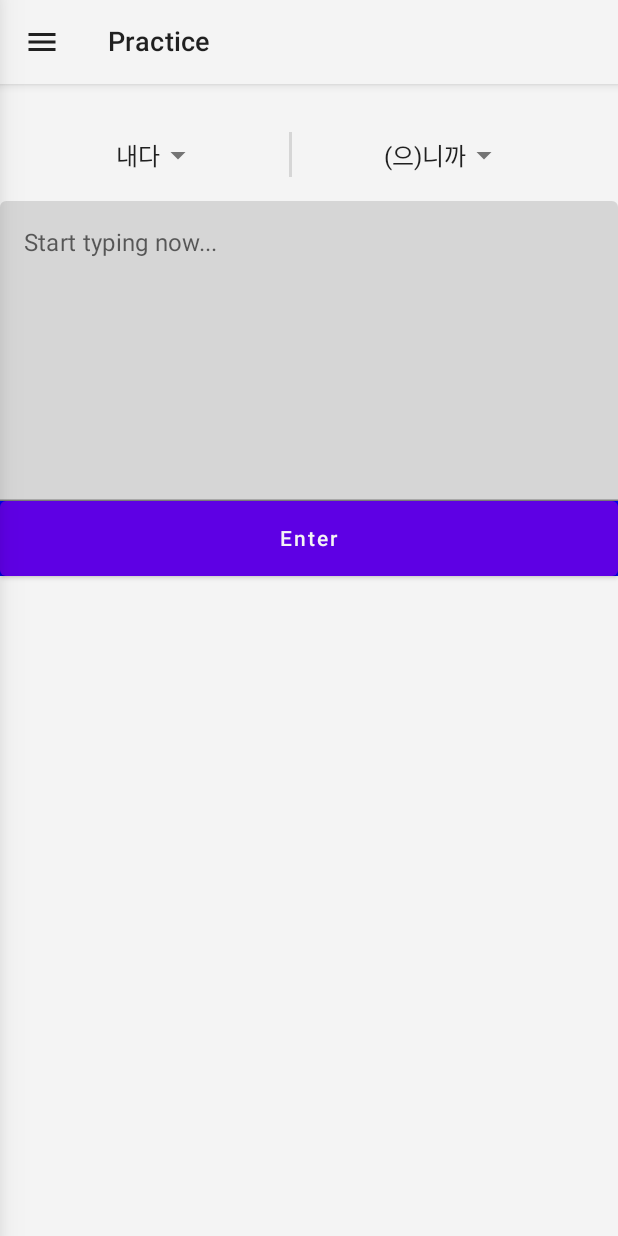
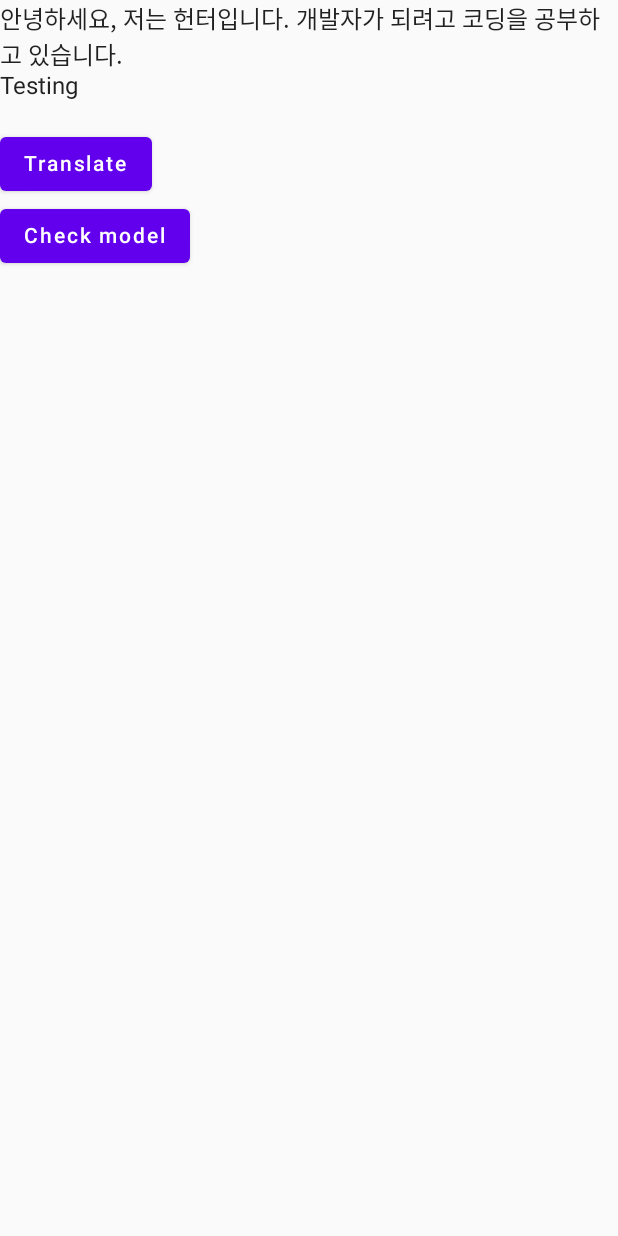
Before and after one commit to HunterKF/Korean-Compose, an Android app built with Jetpack Compose: the screen it shows after launch (MainActivity), on a phone screen of 412 x 824 dp. Run offline under Robolectric (Android 15) with nearby library versions, the phone set to English and light mode, and no system bars; libraries missing offline, so code that uses them is left out: com.google.mlkit.common, com.google.mlkit.nl.

Commit message:
Updates: - Added translate to project. It works, kind of. I had to put the mutablestates in an odd way, so I will have to revisit them. As of right now, everything is in translatescreen, and has no function otherwise.
To-Do:
- Start on Google Translate.

```diff
--- a/app/src/main/java/com/example/koreancompose/MainActivity.kt
+++ b/app/src/main/java/com/example/koreancompose/MainActivity.kt
@@ -4,6 +4,12 @@ import android.os.Bundle
 import android.view.WindowManager
 import androidx.activity.ComponentActivity
 import androidx.activity.compose.setContent
+import androidx.compose.runtime.Composable
+import androidx.compose.runtime.DisposableEffect
+import androidx.compose.ui.platform.LocalLifecycleOwner
+import androidx.lifecycle.Lifecycle
+import androidx.lifecycle.LifecycleEventObserver
+import com.example.koreancompose.screens.TranslateScreen
 import com.example.koreancompose.screens.jsonfiles.LoadJsonGrammar
 import com.example.koreancompose.screens.jsonfiles.LoadJsonWords
 import com.example.koreancompose.ui.theme.KoreanComposeTheme
@@ -17,10 +23,30 @@ class MainActivity : ComponentActivity() {
         setContent {
 
             KoreanComposeTheme {
+
                 LoadJsonWords()
                 LoadJsonGrammar()
-                Navigation()
+//                Navigation()
+                TranslateScreen()
             }
         }
     }
 }
+
+
+//@Composable
+//fun TranslateScreen() {
+//
+//    val lifecycleOwner = LocalLifecycleOwner.current
+//
+//    DisposableEffect(Unit) {
+//        val lifecycleObserver = LifecycleEventObserver { _, event ->
+//            if (event == Lifecycle.Event.ON_STOP) {
+//                // close Translator & Recognizer here
+//            }
+//        }
+//
+//        lifecycleOwner.lifecycle.addObserver(lifecycleObserver)
+//        onDispose { lifecycleOwner.lifecycle.removeObserver(lifecycleObserver) }
+//    }
+//}
--- a/app/src/main/java/com/example/koreancompose/ViewModel.kt
+++ b/app/src/main/java/com/example/koreancompose/ViewModel.kt
@@ -67,6 +67,9 @@ class ViewModel : ViewModel() {
     var allWords: ModelJSONWord = ModelJSONWord()
     var allGrammar: ModelJSONGrammar = ModelJSONGrammar()
 
+    //isClicked for Favorite fun
+    var isClicked = mutableStateOf(false)
+
 
     //Random function, requires an end parameter so you can check the size of the array.
     private fun rand(end: Int): Int {
@@ -130,4 +133,7 @@ class ViewModel : ViewModel() {
 
     }
 
+    //Translate stuff
+    var translatedText = mutableStateOf("Testing")
+
 }
--- a/app/src/main/java/com/example/koreancompose/database/StoredItemsRepository.kt
+++ b/app/src/main/java/com/example/koreancompose/database/StoredItemsRepository.kt
@@ -6,7 +6,7 @@ import kotlinx.coroutines.*
 
 class StoredItemsRepository(private val storedItemDao: StoredItemsDao) {
     val readAllData: LiveData<List<StoredItem>> = storedItemDao.getAllItems()
-    private val coroutineScope = CoroutineScope(Dispatchers.Main)
+    private val coroutineScope = CoroutineScope(Dispatchers.IO)
 
     suspend fun addStoredItem(storedItem: StoredItem) {
         storedItemDao.insert(storedItem)
--- a/app/src/main/java/com/example/koreancompose/screens/practicescreen/CustomItem.kt
+++ b/app/src/main/java/com/example/koreancompose/screens/practicescreen/CustomItem.kt
@@ -42,7 +42,7 @@ fun CustomItem(
     val context = LocalContext.current
     val application = context.applicationContext as Application
 
-    var isClicked = remember { mutableStateOf(false)}
+    var isClicked = viewModel.isClicked
     Card(
         modifier = Modifier
             .shadow(2.dp, RoundedCornerShape(16.dp), true)
--- /dev/null
+++ b/app/src/main/java/com/example/koreancompose/screens/translatescreen.kt
@@ -0,0 +1,54 @@
+package com.example.koreancompose.screens
+
+import android.util.Log
+import androidx.compose.foundation.layout.Column
+import androidx.compose.material.Button
+import androidx.compose.material.Text
+import androidx.compose.runtime.Composable
+import androidx.compose.runtime.getValue
+import androidx.compose.runtime.mutableStateOf
+import androidx.compose.runtime.remember
+import com.example.koreancompose.translate.TranslateViewModel
+import com.example.koreancompose.viewModel
+import kotlinx.coroutines.CoroutineScope
+import kotlinx.coroutines.Dispatchers
+import kotlinx.coroutines.delay
+import kotlinx.coroutines.launch
+
+@Composable
+fun TranslateScreen() {
+    Column {
+        val translateViewModel = TranslateViewModel()
+        val textToTranslate = "안녕하세요, 저는 헌터입니다. 개발자가 되려고 코딩을 공부하고 있습니다."
+        val translatedText = remember { mutableStateOf("") }
+        val coroutineScope = CoroutineScope(Dispatchers.IO)
+        Text(textToTranslate)
+        TranslatedText(text = viewModel.translatedText.value)
+        Text(translatedText.value)
+        Button(onClick = {
+            coroutineScope.launch {
+                delay(3000)
+                TranslateViewModel().translate(textToTranslate)
+                translatedText.value = translateViewModel.translate(textToTranslate).toString()
+                delay(3000)
+
+                translatedText.value = translateViewModel.translatedText.value
+                Log.d("BUTTON","From BUTTON: New value is ${viewModel.translatedText.value}")
+            }
+
+
+        }) {
+            Text("Translate")
+        }
+        Button(onClick = {
+            TranslateViewModel().checkIfModelIsDownloaded()
+        }) {
+            Text("Check model")
+        }
+    }
+}
+
+@Composable
+fun TranslatedText(text: String) {
+    Text(text)
+}
--- /dev/null
+++ b/app/src/main/java/com/example/koreancompose/translate/TranslateViewModel.kt
@@ -0,0 +1,57 @@
+package com.example.koreancompose.translate
+
+import android.app.Application
+import android.util.Log
+import androidx.compose.runtime.mutableStateListOf
+import androidx.compose.runtime.mutableStateOf
+import androidx.compose.runtime.rememberCoroutineScope
+import androidx.compose.runtime.setValue
+import androidx.lifecycle.AndroidViewModel
+import androidx.lifecycle.LiveData
+import com.example.koreancompose.ViewModel
+import com.google.mlkit.common.model.DownloadConditions
+import com.google.mlkit.common.model.RemoteModelManager
+import com.google.mlkit.nl.translate.TranslateLanguage
+import com.google.mlkit.nl.translate.Translation
+import com.google.mlkit.nl.translate.Translator
+import com.google.mlkit.nl.translate.TranslatorOptions
+import kotlinx.coroutines.*
+
+class TranslateViewModel() {
+    private val translator: Translator
+            = Translation.getClient(
+        TranslatorOptions.Builder()
+            .setSourceLanguage(TranslateLanguage.KOREAN)
+            .setTargetLanguage(TranslateLanguage.ENGLISH)
+            .build()
+    )
+
+    fun checkIfModelIsDownloaded() {
+        val downloadConditions = DownloadConditions.Builder()
+            .requireWifi()
+            .build()
+
+        this.translator.downloadModelIfNeeded(downloadConditions)
+            .addOnSuccessListener { println("Check model was successful!") }
+            .addOnFailureListener { println("Check model was a failure!") }
+    }
+
+    var translatedText = mutableStateOf("")
+
+    fun translate(text: String){
+        Log.d("BUTTON from translate()", "1 $text")
+
+        this.translator.translate(text)
+            .addOnSuccessListener { result -> translatedText.value = result
+                Log.d("BUTTON from translate()", "2 ${translatedText.value}")
+                Log.d("BUTTON from translate()", "3 ${result}")
+            }
+        Log.d("BUTTON from translate()", "4 ${translatedText.value}")
+
+    }
+
+
+
+
+
+}
```
Also changed, not shown: app/build.gradle (+13 -0 lines).
